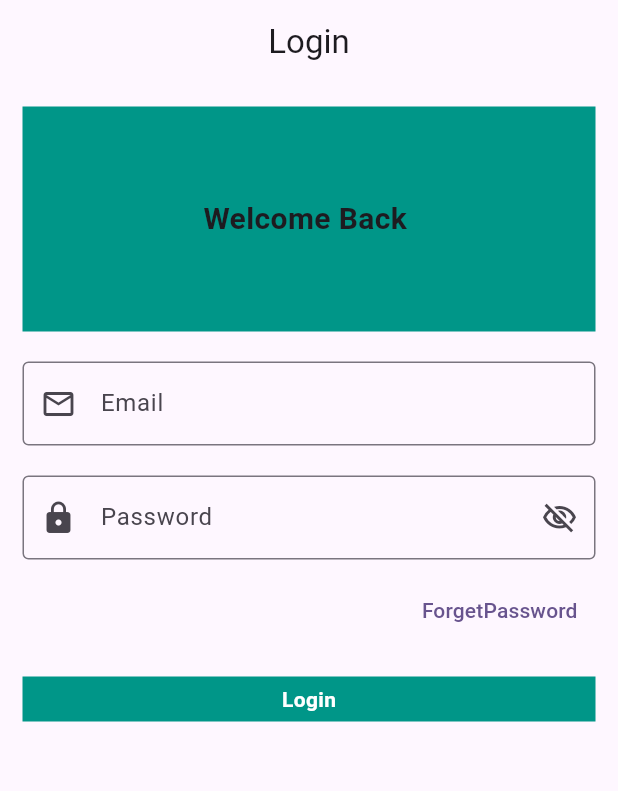
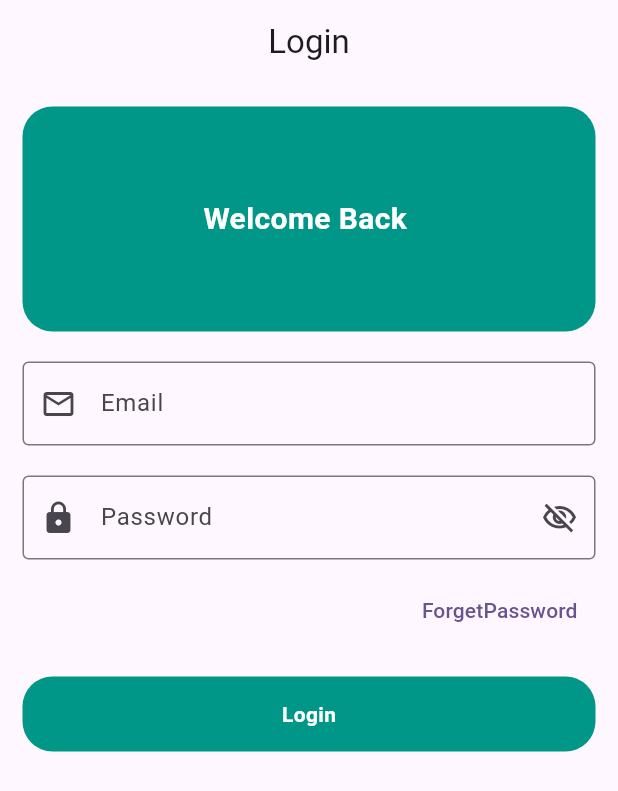
Before and after one commit to sadiqawan/NAVTTIC_Assignments_UET, a Flutter app: the screen it shows after launch, on a phone screen of 412 x 824 dp. Shown: the top 791 px of the screen. Run offline on Flutter 3.47's test engine with Material 3 defaults, Android fonts, the phone set to English and light mode, and no system bars.

Commit message:
Login done

```diff
--- a/lib/main.dart
+++ b/lib/main.dart
@@ -1,4 +1,5 @@
 import 'package:flutter/material.dart';
+import 'package:nattic_assignments/screens/buttons.dart';
 import 'package:nattic_assignments/screens/first_assignment.dart';
 import 'package:nattic_assignments/screens/login_screen.dart';
 import 'package:nattic_assignments/screens/secend_assignment.dart';
--- a/lib/screens/login_screen.dart
+++ b/lib/screens/login_screen.dart
@@ -1,5 +1,7 @@
 import 'package:flutter/cupertino.dart';
 import 'package:flutter/material.dart';
+import 'package:flutter/widgets.dart';
+import 'package:nattic_assignments/screens/first_assignment.dart';
 
 class LoginScreen extends StatefulWidget {
   const LoginScreen({super.key});
@@ -35,7 +37,7 @@ class _LoginScreenState extends State<LoginScreen> {
       ),
       body: Padding(
         padding: const EdgeInsets.all(15.0),
-        child: Container(
+        child: SizedBox(
           height: MediaQuery.of(context).size.height,
           width: MediaQuery.of(context).size.width,
           child: Column(
@@ -43,11 +45,12 @@ class _LoginScreenState extends State<LoginScreen> {
               Container(
                 height: 150,
                 width: MediaQuery.of(context).size.width,
-                color: Colors.teal,
+
+                decoration: BoxDecoration(  color: Colors.teal,borderRadius: BorderRadius.circular(20)),
                 child: const Center(
                     child: Text(
                   'Welcome Back ',
-                  style: TextStyle(fontSize: 20, fontWeight: FontWeight.bold),
+                  style: TextStyle(fontSize: 20, fontWeight: FontWeight.bold,color: Colors.white),
                 )),
               ),
               const SizedBox(
@@ -55,7 +58,6 @@ class _LoginScreenState extends State<LoginScreen> {
               ),
               TextField(
                 keyboardType: TextInputType.emailAddress,
-
                 controller: emailC,
                 decoration: const InputDecoration(
                     hintText: 'Email',
@@ -95,16 +97,32 @@ class _LoginScreenState extends State<LoginScreen> {
               const SizedBox(
                 height: 20,
               ),
-            Expanded(child: Column(children: [
-              InkWell(
-                child: Container(
-                  height: 30,
-                  width: double.infinity,
-                  color: Colors.teal,
-                  child: Center(child: Text('Login',style: TextStyle(fontWeight: FontWeight.bold, color: Colors.white),)),
-                ),
-              )
-            ],))
+              Expanded(
+                  child: Column(
+                children: [
+                  GestureDetector(
+                    onTap:(){
+
+                      Navigator.of(context).push(MaterialPageRoute(builder: (context) => FirstAssignment()));
+              },
+
+
+                    child: Container(
+                      height: 50,
+                      width: double.infinity,
+                      decoration: BoxDecoration(
+                          color: Colors.teal,
+                          borderRadius: BorderRadius.circular(20)),
+                      child: const Center(
+                          child: Text(
+                        'Login',
+                        style: TextStyle(
+                            fontWeight: FontWeight.bold, color: Colors.white),
+                      )),
+                    ),
+                  )
+                ],
+              ))
             ],
           ),
         ),
```
Also changed, not shown: lib/screens/buttons.dart (added, +24 -0 lines).
